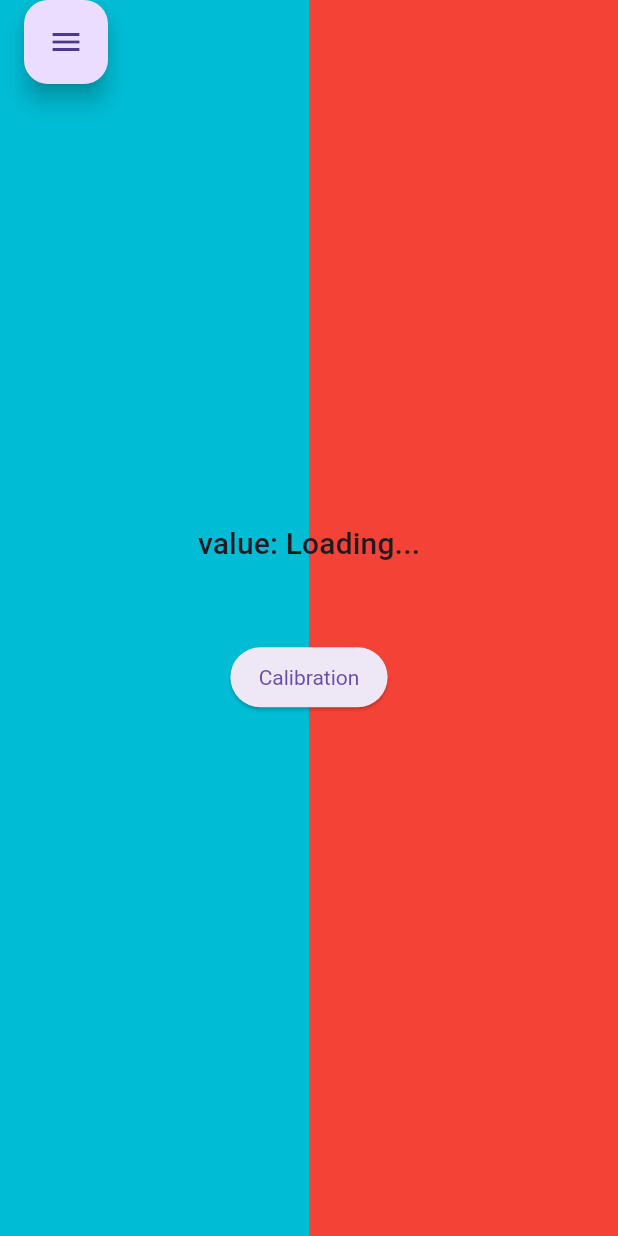
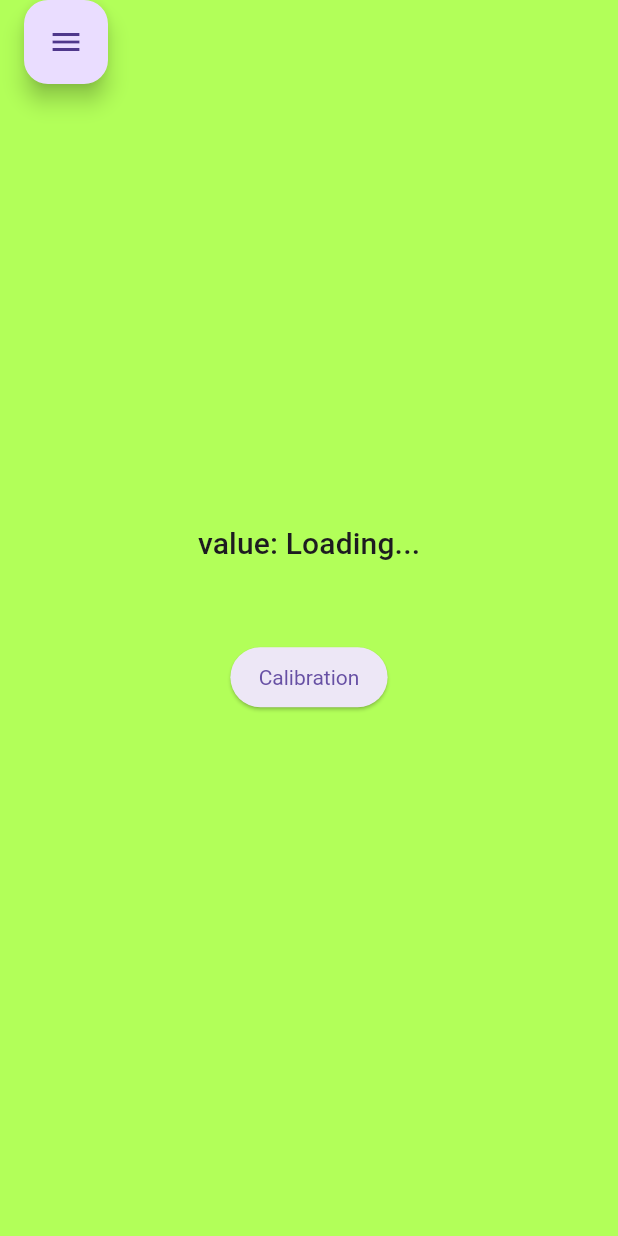
Before and after one commit to JanUfniarz/Split, a Flutter app: the screen it shows after launch, on a phone screen of 412 x 824 dp. Run offline on Flutter 3.47's test engine with Material 3 defaults, Android fonts, the phone set to English and light mode, and no system bars; our stand-ins replace sensors_plus.

Commit message:
Background colors animation

```diff
--- a/lib/extensions/calibration.dart
+++ b/lib/extensions/calibration.dart
@@ -6,7 +6,7 @@ extension Calibration on AsyncSnapshot<AccelerometerEvent> {
 
   void calibrate() => _fix = data == null ? 0 : data!.y;
 
-  String get fixedY => data == null
-      ? "Loading..."
-      : (data!.y - _fix).toStringAsFixed(2);
+  double? get fixedY => data == null
+      ? null
+      : data!.y - _fix;
 }
--- a/lib/split_app.dart
+++ b/lib/split_app.dart
@@ -11,19 +11,21 @@ class SplitApp extends StatelessWidget {
   @override
   Widget build(BuildContext context) => MaterialApp(
     theme: theme,
-    home: Scaffold(
+    home: StreamBuilder<AccelerometerEvent>(
+      stream: accelerometerEventStream(),
+      builder: (context, snapshot) {
+        return Scaffold(
           floatingActionButtonLocation: FloatingActionButtonLocation.startTop,
           floatingActionButton: const MenuButton(),
           body: Stack(
             children: <Widget>[
-          const Background(),
-          StreamBuilder<AccelerometerEvent>(
-            stream: accelerometerEventStream(),
-            builder: (context, snapshot) => Center(
+              Background(snapshot.fixedY),
+              Center(
                 child: Column(
                   mainAxisAlignment: MainAxisAlignment.center,
                   children: <Widget>[
-                  Text("value: ${snapshot.fixedY}",
+                    Text("value: ${snapshot.fixedY
+                          ?.toStringAsFixed(2) ?? "Loading..."}",
                       style: Theme.of(context).textTheme.labelLarge
                     ),
                     const SizedBox(height: 50),
@@ -34,9 +36,10 @@ class SplitApp extends StatelessWidget {
                   ],
                 ),
               )
-          )
             ],
-      ),
           ),
         );
       }
+    ),
+  );
+}
--- a/lib/widgets/background.dart
+++ b/lib/widgets/background.dart
@@ -1,7 +1,20 @@
 import 'package:flutter/material.dart';
 
+int Function(double? tilt) toShade = (tilt) {
+  double res = (tilt ?? 0).abs();
+  if (res > 2) res = 2;
+  return ((res * 450) ~/ 100) * 100;
+};
+
 class Background extends StatelessWidget {
-  const Background({super.key});
+  final int rightShade;
+  final int leftShade;
+
+  const Background._(this.rightShade, this.leftShade);
+
+  factory Background(double? tilt) => (tilt ?? 0) >= 0
+      ? Background._(toShade(tilt), 0)
+      : Background._(0, toShade(tilt));
 
   @override
   Widget build(BuildContext context) => Row(
@@ -9,7 +22,10 @@ class Background extends StatelessWidget {
       crossAxisAlignment: CrossAxisAlignment.stretch,
       children: List.generate(2, (index) => Expanded(
         child: Container(
-          color: [Colors.cyan, Colors.red][index],
+          color: (rightShade == leftShade
+              ? List.filled(2, Colors.lightGreenAccent)
+              : [Colors.red[rightShade], Colors.red[leftShade]]
+          )[index],
         ),
       ))
   );
```
Lines whose indentation alone changed are shown as unchanged.
